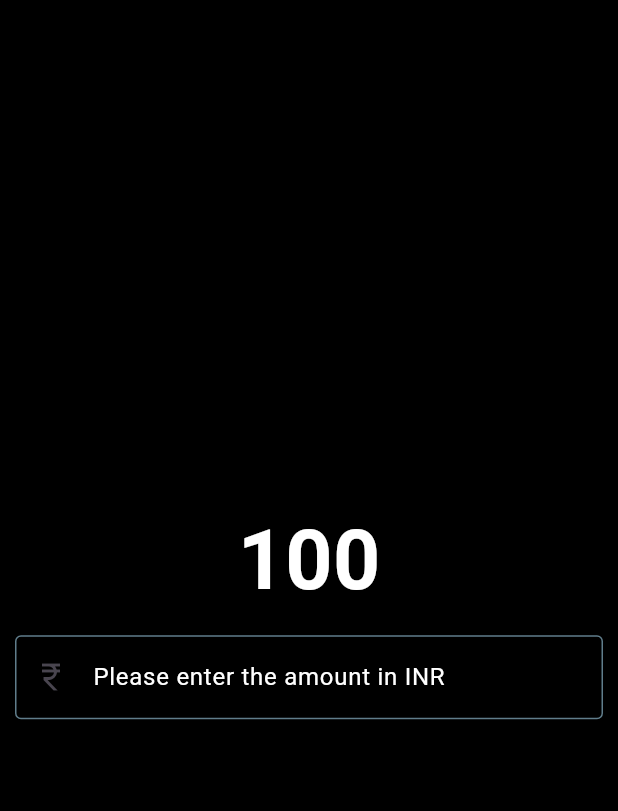
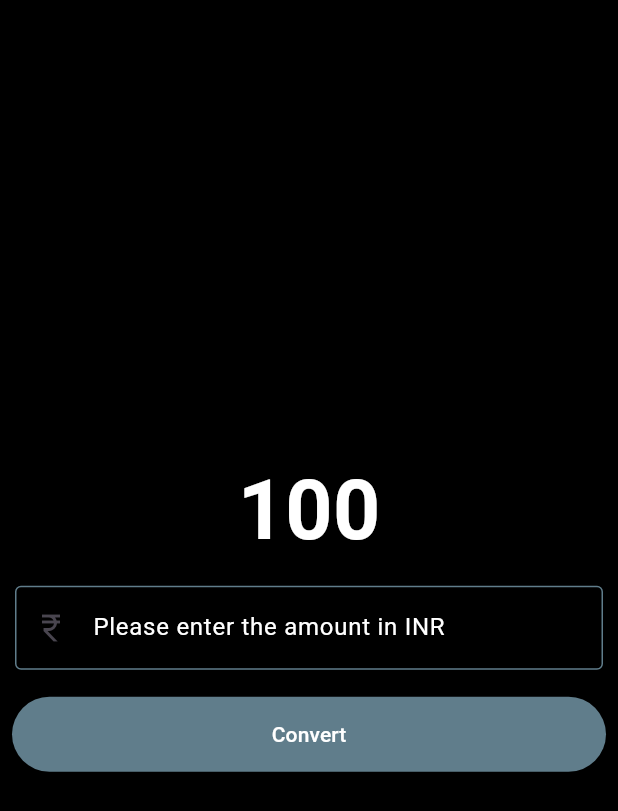
Before and after one commit to SujayPrabhu96/currency-converter-flutter, a Flutter app: the screen it shows after launch, on a phone screen of 412 x 824 dp. Shown: the top 811 px of the screen. Run offline on Flutter 3.47's test engine with Material 3 defaults, Android fonts, the phone set to English and light mode, and no system bars.

Commit message:
Add Convert button

```diff
--- a/lib/currency_converter_material_page.dart
+++ b/lib/currency_converter_material_page.dart
@@ -1,3 +1,4 @@
+import 'package:flutter/foundation.dart';
 import 'package:flutter/material.dart';
 
 class CurrencyConverterMaterialPage extends StatelessWidget {
@@ -43,6 +44,26 @@ class CurrencyConverterMaterialPage extends StatelessWidget {
                   color: Colors.white
                 ),
               ),
+            ),
+            Padding(
+              padding: const EdgeInsets.all(8.0),
+              child: TextButton(
+                onPressed: () {
+                  if (kDebugMode){
+                    print("Convert button pressed");
+                  }
+                },
+                style: TextButton.styleFrom(
+                  backgroundColor: Colors.blueGrey,
+                  minimumSize: const Size(double.infinity, 50)
+                ),
+                child: const Text(
+                  'Convert',
+                  style: TextStyle(
+                    color: Colors.white
+                  )
+                )
+              ),
             )
           ],
         )
```
